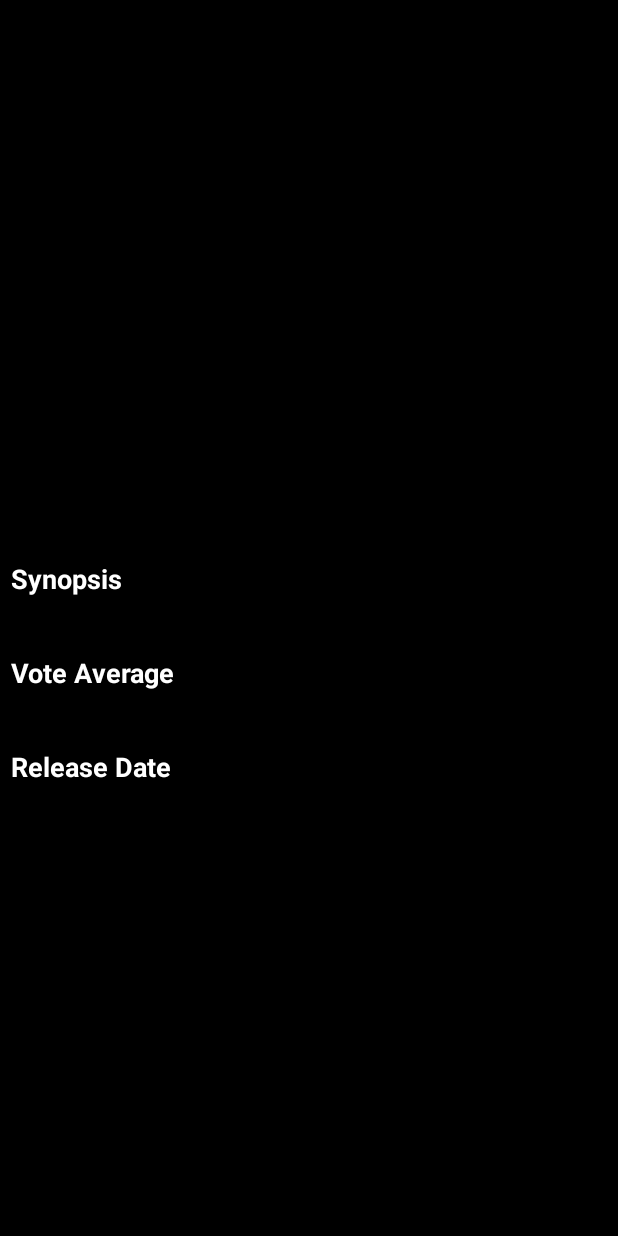
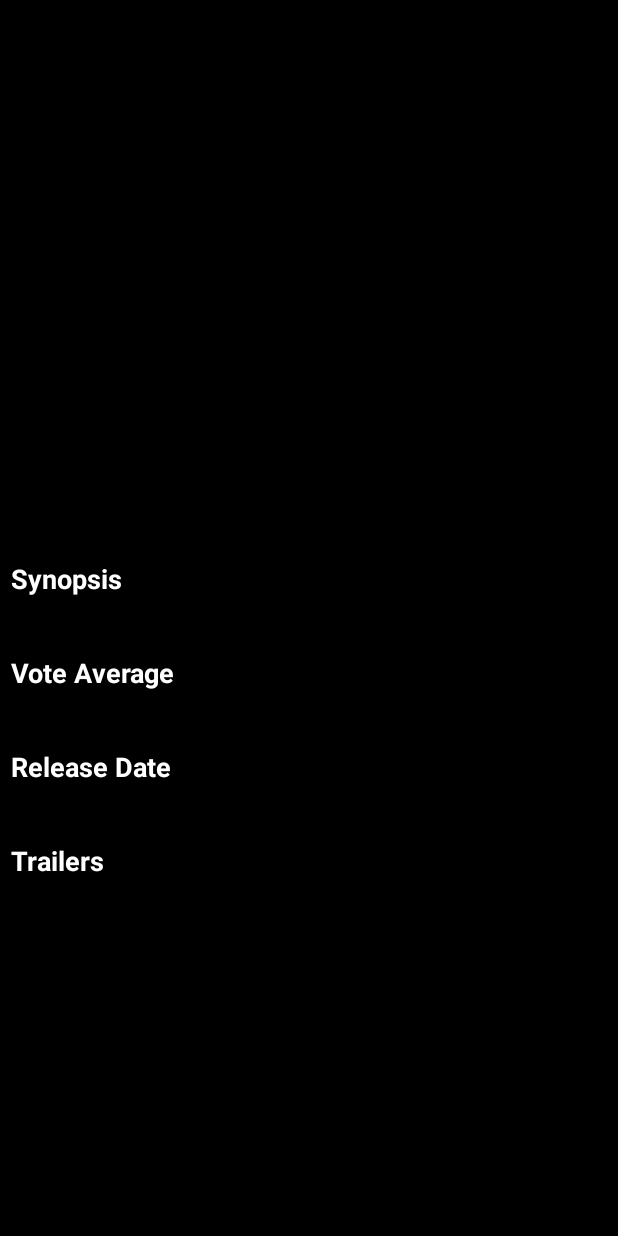
Before and after one commit to davidju/Popular-Movies, an Android app: the DetailsActivity screen opened directly, with no data from a screen before it, on a phone screen of 412 x 824 dp. Run offline under Robolectric (Android 15) with nearby library versions, the light colour scheme and no system bars; our stand-ins replace ButterKnife; pictures from the network do not load; 6 statements that could not run were skipped.

Commit message:
complete layout for trailers and pass URL to new activity

```diff
--- a/app/src/main/java/com/davidju/popularmoviesone/FetchMoviesTask.java
+++ b/app/src/main/java/com/davidju/popularmoviesone/FetchMoviesTask.java
@@ -80,8 +80,7 @@ public class FetchMoviesTask extends AsyncTask<SortType, Void, String> {
         } else if (sortType == SortType.TOP_RATED) {
             url += "top_rated";
         }
-        Context context = contextReference.get();
-        url += "?api_key=" + BuildConfig.TMDB_API_KEY;
+        url += "?api_key=" + BuildConfig.TMDB_API_KEY + "&apprend_to_response=videos";
 
         try {
             return new URL(url);
@@ -94,6 +93,7 @@ public class FetchMoviesTask extends AsyncTask<SortType, Void, String> {
     /* Parse JSON results */
     private void processJson(String json) {
         final String KEY_RESULTS = "results";
+        final String KEY_ID = "id";
         final String KEY_TITLE = "original_title";
         final String KEY_POSTER_PATH = "poster_path";
         final String KEY_OVERVIEW = "overview";
@@ -109,6 +109,7 @@ public class FetchMoviesTask extends AsyncTask<SortType, Void, String> {
                 JSONObject info = moviesArr.getJSONObject(i);
                 Movie movie = new Movie();
 
+                movie.setId(info.optString(KEY_ID));
                 movie.setTitle(info.optString(KEY_TITLE));
                 movie.setPosterPath(info.optString(KEY_POSTER_PATH));
                 movie.setSynopsis(info.optString(KEY_OVERVIEW));
--- a/app/src/main/java/com/davidju/popularmoviesone/activities/DetailsActivity.java
+++ b/app/src/main/java/com/davidju/popularmoviesone/activities/DetailsActivity.java
@@ -6,27 +6,35 @@ import android.os.Build;
 import android.os.Bundle;
 import android.support.annotation.Nullable;
 import android.support.v4.content.ContextCompat;
+import android.support.v7.widget.GridLayoutManager;
+import android.support.v7.widget.RecyclerView;
 import android.view.Window;
 import android.view.WindowManager;
 import android.widget.ImageView;
 import android.widget.TextView;
 
+import com.davidju.popularmoviesone.FetchTrailersTask;
 import com.davidju.popularmoviesone.GlideApp;
 import com.davidju.popularmoviesone.R;
 import com.davidju.popularmoviesone.adapters.MoviesAdapter;
+import com.davidju.popularmoviesone.adapters.TrailersAdapter;
+import com.davidju.popularmoviesone.interfaces.AsyncResponse;
 import com.davidju.popularmoviesone.models.Movie;
+
+import java.util.List;
 
 import butterknife.BindView;
 import butterknife.ButterKnife;
 
 /** Activity that controls view for movie details */
-public class DetailsActivity extends Activity {
+public class DetailsActivity extends Activity implements AsyncResponse{
 
     @BindView(R.id.title) TextView title;
     @BindView(R.id.poster) ImageView poster;
     @BindView(R.id.synopsis_content) TextView synopsis;
     @BindView(R.id.rating_content) TextView rating;
     @BindView(R.id.release_date_content) TextView releaseDate;
+    @BindView(R.id.recycler_view) RecyclerView recyclerView;
 
     @Override
     protected void onCreate(@Nullable Bundle savedInstanceState) {
@@ -42,7 +50,7 @@ public class DetailsActivity extends Activity {
             window.setStatusBarColor(ContextCompat.getColor(this, android.R.color.black));
         }
 
-        Movie movie = (Movie) getIntent().getParcelableExtra("movie");
+        Movie movie = getIntent().getParcelableExtra("movie");
 
         title.setText(movie.getTitle());
         GlideApp.with(DetailsActivity.this)
@@ -52,5 +60,17 @@ public class DetailsActivity extends Activity {
         synopsis.setText(movie.getSynopsis());
         rating.setText(movie.getRating());
         releaseDate.setText(movie.getReleaseDate());
+
+        FetchTrailersTask trailersTask = new FetchTrailersTask();
+        trailersTask.response = this;
+        trailersTask.execute(movie.getId());
+    }
+
+    @Override
+    public void processFinish(List<String> results) {
+        recyclerView.setLayoutManager(new GridLayoutManager(DetailsActivity.this, 3));
+        TrailersAdapter adapter = new TrailersAdapter();
+        adapter.updateTrailers(results);
+        recyclerView.setAdapter(adapter);
     }
 }
--- /dev/null
+++ b/app/src/main/java/com/davidju/popularmoviesone/interfaces/AsyncResponse.java
@@ -0,0 +1,7 @@
+package com.davidju.popularmoviesone.interfaces;
+
+import java.util.List;
+
+public interface AsyncResponse {
+    void processFinish(List<String> results);
+}
--- a/app/src/main/res/layout/activity_details.xml
+++ b/app/src/main/res/layout/activity_details.xml
@@ -72,6 +72,18 @@
             android:layout_width="match_parent"
             android:layout_height="wrap_content" />
 
+        <TextView
+            android:id="@+id/trailers_title"
+            style="@style/details_title_theme"
+            android:layout_width="match_parent"
+            android:layout_height="wrap_content"
+            android:text="@string/detail_trailers_title" />
+
+        <android.support.v7.widget.RecyclerView
+            android:id="@+id/recycler_view"
+            android:layout_width="match_parent"
+            android:layout_height="wrap_content" />
+
     </LinearLayout>
 
 </ScrollView>
--- /dev/null
+++ b/app/src/main/res/layout/activity_trailer.xml
@@ -0,0 +1,6 @@
+<?xml version="1.0" encoding="utf-8"?>
+<VideoView xmlns:android="http://schemas.android.com/apk/res/android"
+    android:id="@+id/video_view"
+    android:layout_width="match_parent"
+    android:layout_height="match_parent"
+    android:background="@android:color/black" />
--- a/app/src/main/res/values/dimens.xml
+++ b/app/src/main/res/values/dimens.xml
@@ -6,4 +6,5 @@
     <dimen name="details_content_vertical_margin">6dp</dimen>
     <dimen name="details_title_text_size">18sp</dimen>
     <dimen name="details_content_text_size">12sp</dimen>
+    <dimen name="details_trailer_count_text_size">16sp</dimen>
 </resources>
--- a/app/src/main/res/values/strings.xml
+++ b/app/src/main/res/values/strings.xml
@@ -8,6 +8,7 @@
     <string name="details_synopsis_title">Synopsis</string>
     <string name="details_rating_title">Vote Average</string>
     <string name="detail_release_date_title">Release Date</string>
+    <string name="detail_trailers_title">Trailers</string>
 
     <string name="toast_no_network">The movie list could not be updated because you are not connected
         to a network. Please connect to a network and try again.</string>
```
Also changed, not shown: app/src/main/AndroidManifest.xml (+7 -0 lines), app/src/main/java/com/davidju/popularmoviesone/FetchTrailersTask.java (added, +85 -0 lines), app/src/main/java/com/davidju/popularmoviesone/activities/TrailerActivity.java (added, +37 -0 lines), app/src/main/java/com/davidju/popularmoviesone/adapters/TrailersAdapter.java (added, +63 -0 lines), app/src/main/java/com/davidju/popularmoviesone/models/Movie.java (+11 -0 lines), app/src/main/res/layout/item_trailer.xml (added, +13 -0 lines).
